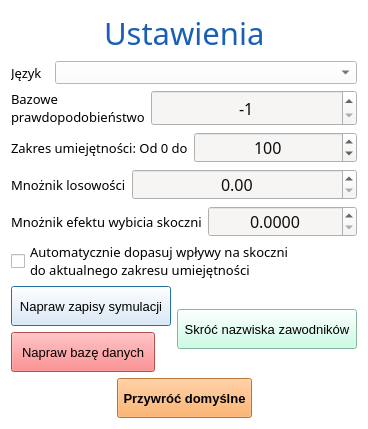
First picture: the form in source/UI/AppSettings/AppSettingsWindow.ui, repository SiekamCebule/sj-sim, before the edit.
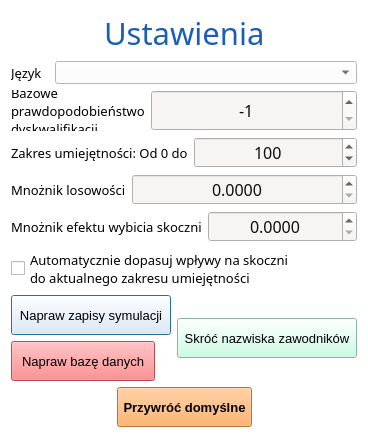
Second picture: the form after the edit.

```diff
--- a/source/UI/AppSettings/AppSettingsWindow.ui
+++ b/source/UI/AppSettings/AppSettingsWindow.ui
@@ -7,7 +7,7 @@
     <x>0</x>
     <y>0</y>
     <width>368</width>
-    <height>424</height>
+    <height>438</height>
    </rect>
   </property>
   <property name="windowTitle">
@@ -252,6 +252,9 @@
          <property name="alignment">
           <set>Qt::AlignCenter</set>
          </property>
+         <property name="decimals">
+          <number>4</number>
+         </property>
          <property name="singleStep">
           <double>0.100000000000000</double>
          </property>
```
